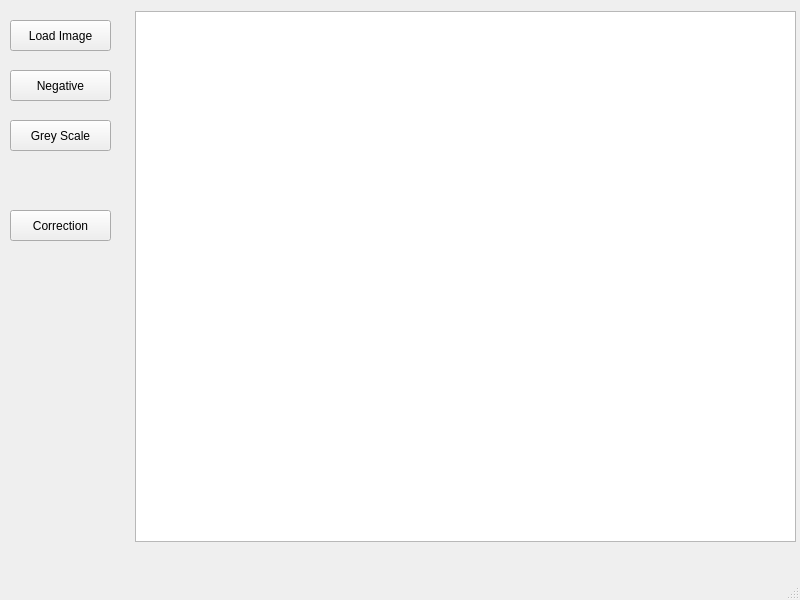
Old version of the form mainwindowqt.ui in the repository rozman123/MyImageProccesingApp.
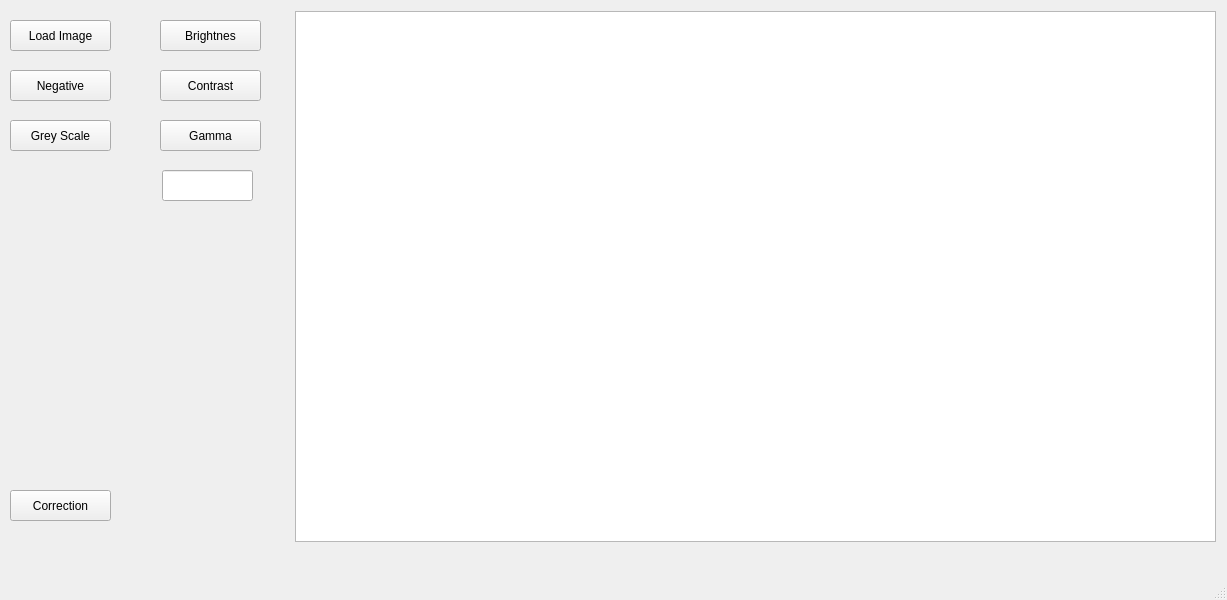
New version of the form.

Commit message: Added Grayscale, Brightnes, Contrast and Gamma

The edit to the form file:
```diff
--- a/mainwindowqt.ui
+++ b/mainwindowqt.ui
@@ -6,7 +6,7 @@
    <rect>
     <x>0</x>
     <y>0</y>
-    <width>800</width>
+    <width>1227</width>
     <height>600</height>
    </rect>
   </property>
@@ -44,7 +44,7 @@
     <property name="geometry">
      <rect>
       <x>10</x>
-      <y>210</y>
+      <y>490</y>
       <width>101</width>
       <height>31</height>
      </rect>
@@ -69,13 +69,62 @@
    <widget class="QGraphicsView" name="imageSlot">
     <property name="geometry">
      <rect>
-      <x>135</x>
+      <x>295</x>
       <y>11</y>
-      <width>661</width>
+      <width>921</width>
       <height>531</height>
      </rect>
     </property>
    </widget>
+   <widget class="QPushButton" name="Brightnes">
+    <property name="geometry">
+     <rect>
+      <x>160</x>
+      <y>20</y>
+      <width>101</width>
+      <height>31</height>
+     </rect>
+    </property>
+    <property name="text">
+     <string>Brightnes</string>
+    </property>
+   </widget>
+   <widget class="QPushButton" name="Contrast">
+    <property name="geometry">
+     <rect>
+      <x>160</x>
+      <y>70</y>
+      <width>101</width>
+      <height>31</height>
+     </rect>
+    </property>
+    <property name="text">
+     <string>Contrast</string>
+    </property>
+   </widget>
+   <widget class="QPushButton" name="Gamma">
+    <property name="geometry">
+     <rect>
+      <x>160</x>
+      <y>120</y>
+      <width>101</width>
+      <height>31</height>
+     </rect>
+    </property>
+    <property name="text">
+     <string>Gamma</string>
+    </property>
+   </widget>
+   <widget class="QLineEdit" name="numberEditor">
+    <property name="geometry">
+     <rect>
+      <x>162</x>
+      <y>170</y>
+      <width>91</width>
+      <height>31</height>
+     </rect>
+    </property>
+   </widget>
   </widget>
   <widget class="QMenuBar" name="menubar">
    <property name="geometry">
```
Left out of the diff: 2 changed lines with no effect on the pictures. The commit also changes 14 other files.
